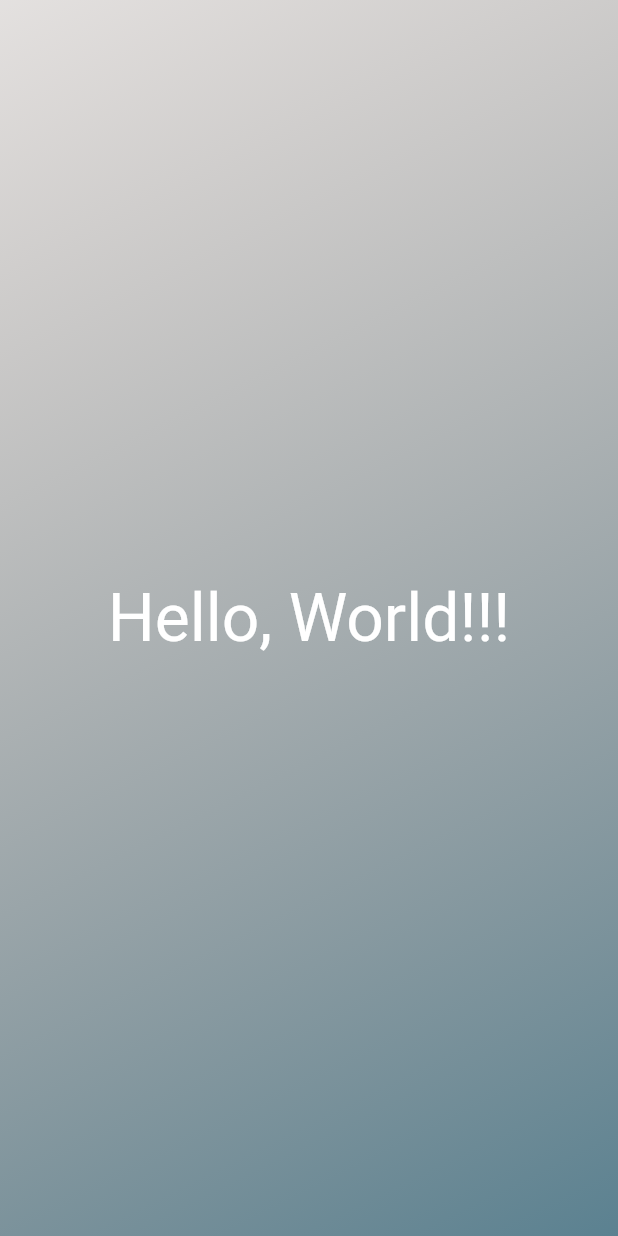
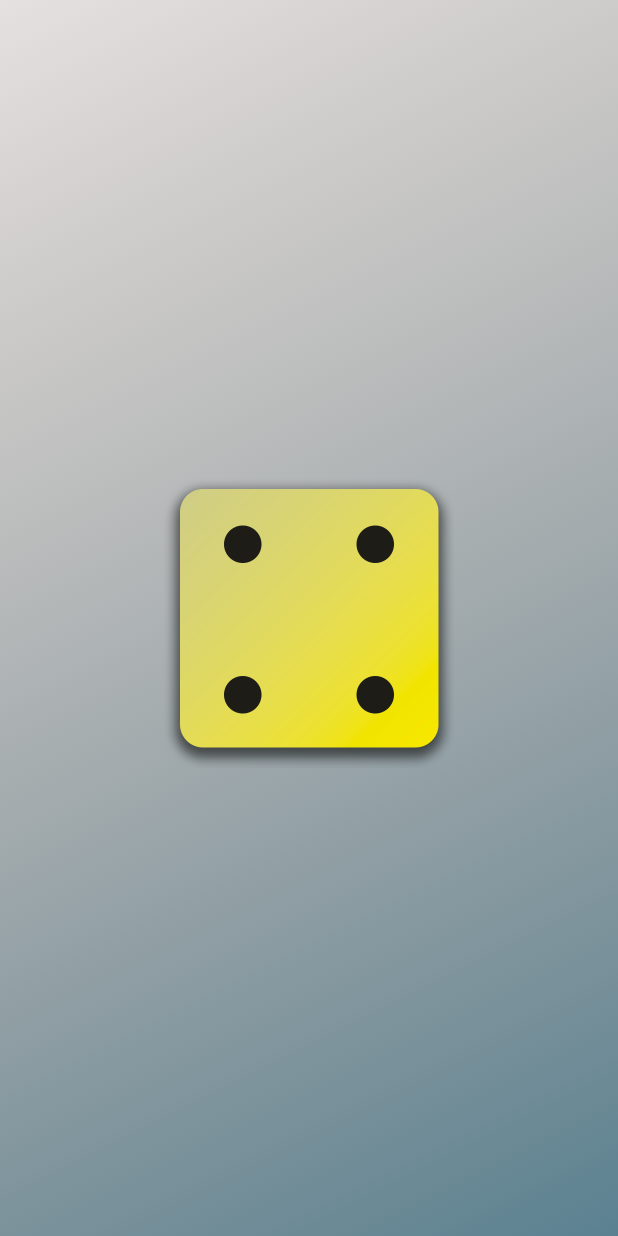
Before and after one commit to homebrew-coding-club/flutter-and-dart, a Flutter app: the screen it shows after launch, on a phone screen of 412 x 824 dp. Run offline on Flutter 3.47's test engine with Material 2 defaults, Android fonts, the phone set to English and light mode, and no system bars.

Commit message:
added image

```diff
--- a/lib/gradient_container.dart
+++ b/lib/gradient_container.dart
@@ -1,5 +1,4 @@
 import 'package:flutter/material.dart';
-import 'package:first_app/styled_text.dart';
 
 
 const startAlignment = Alignment.topLeft;
@@ -7,6 +6,10 @@ const endAlignment = Alignment.bottomRight;
 
 class GradientContainer extends StatelessWidget {
   const GradientContainer(this.color1, this.color2, {super.key});
+
+  const GradientContainer.purple({super.key})
+    : color1 = Colors.deepPurple,
+      color2 = Colors.indigo;
 
   final Color color1;
   final Color color2;
@@ -20,8 +23,8 @@ class GradientContainer extends StatelessWidget {
           end: endAlignment,
         ),
       ),
-      child: const Center(
-        child: StyledText('Hello, World!!!'),
+      child:  Center(
+        child: Image.asset('assets/images/dice-4.png', width: 200),
       ),
     );
   }
```
Also changed, not shown: pubspec.yaml (+7 -3 lines), assets/images/dice-1.png (added), assets/images/dice-2.png (added), assets/images/dice-3.png (added), assets/images/dice-4.png (added), assets/images/dice-5.png (added), assets/images/dice-6.png (added).
